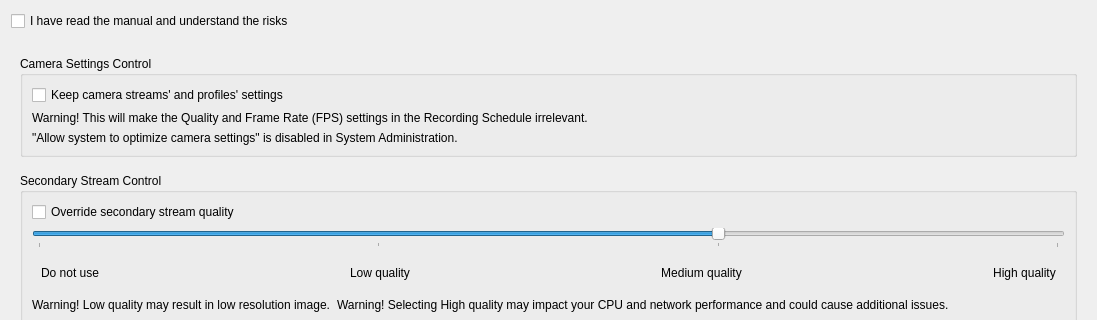
The window that client/libclient/src/ui/widgets/properties/expert_settings_widget.ui (networkoptix/nx_open) describes before a commit, drawn with Qt 5; both pictures show x 0 to 1097 and y 0 to 320 of the 1097 by 709 pixel window.
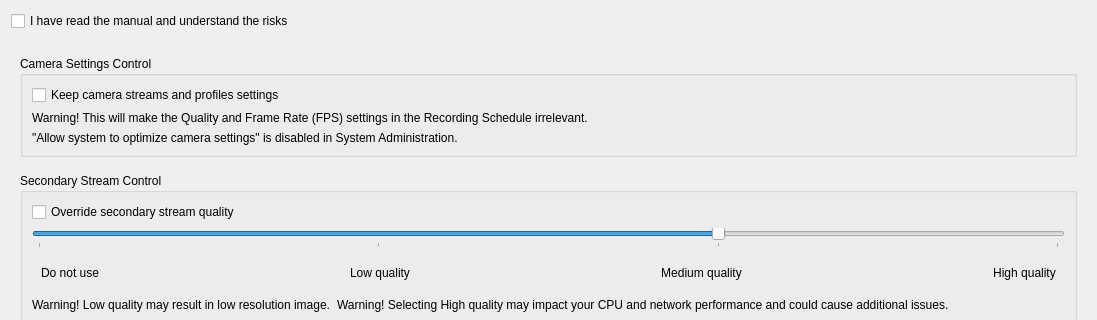
The same window after the commit.

Commit message:
Fix translatable strings: remove possessive forms of inanimate nouns
<==== Mercurial data ====>
Branch: dev_3.0.0_gui

The edit to the form file:
```diff
--- a/client/libclient/src/ui/widgets/properties/expert_settings_widget.ui
+++ b/client/libclient/src/ui/widgets/properties/expert_settings_widget.ui
@@ -36,7 +36,7 @@
          <item>
           <widget class="QCheckBox" name="settingsDisableControlCheckBox">
            <property name="text">
-            <string>Keep camera streams' and profiles' settings</string>
+            <string>Keep camera streams and profiles settings</string>
            </property>
           </widget>
          </item>
```
The commit also changes 1 other file.
